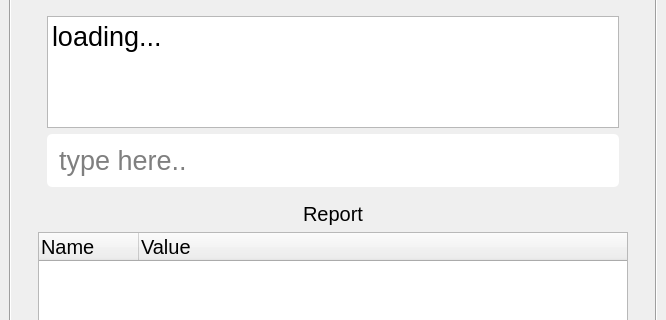
Old version of the form home.ui in the repository Prakash5209/typing_tutor; both pictures show x 0 to 666 and y 143 to 463 of the 666 by 547 pixel window.
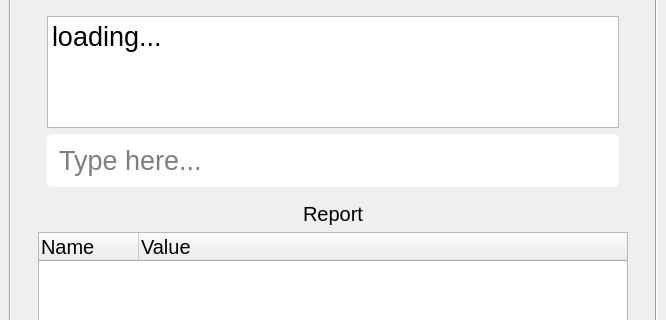
New version of the form.

Commit message: tyupe here

What changed in the file:
```diff
--- a/home.ui
+++ b/home.ui
@@ -158,7 +158,7 @@
                      <string/>
                     </property>
                     <property name="placeholderText">
-                     <string>type here..</string>
+                     <string>Type here...</string>
                     </property>
                    </widget>
                   </item>
```
Left out of the diff: 2 changed lines with no effect on the pictures. The commit also changes 1 other file.
